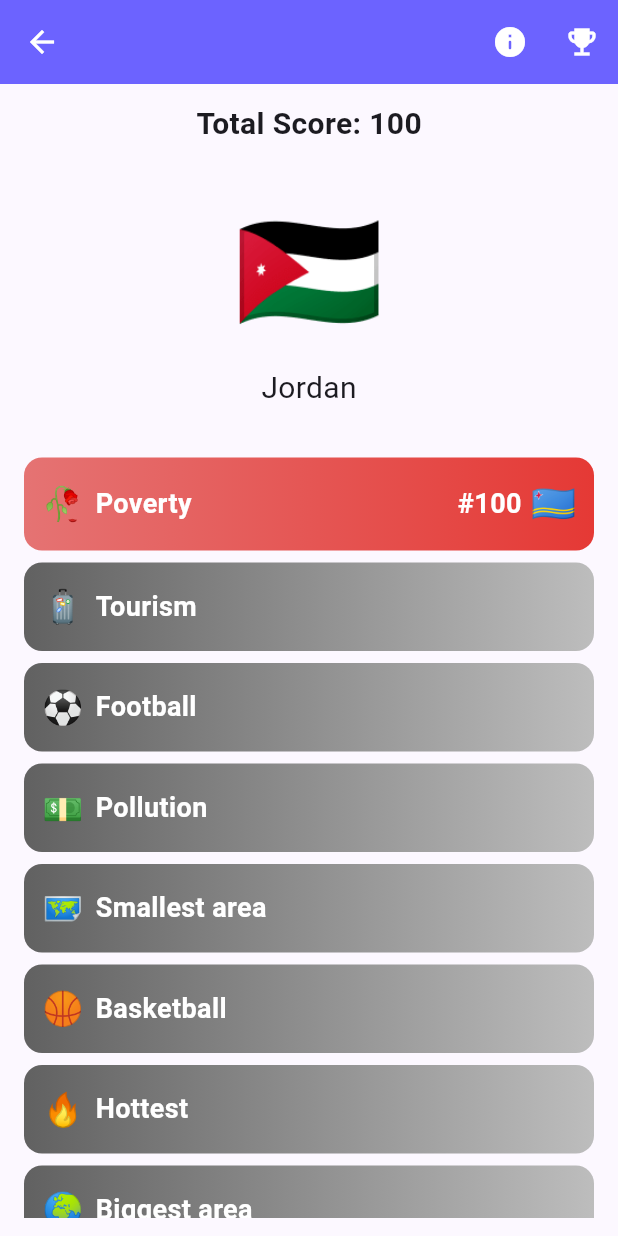
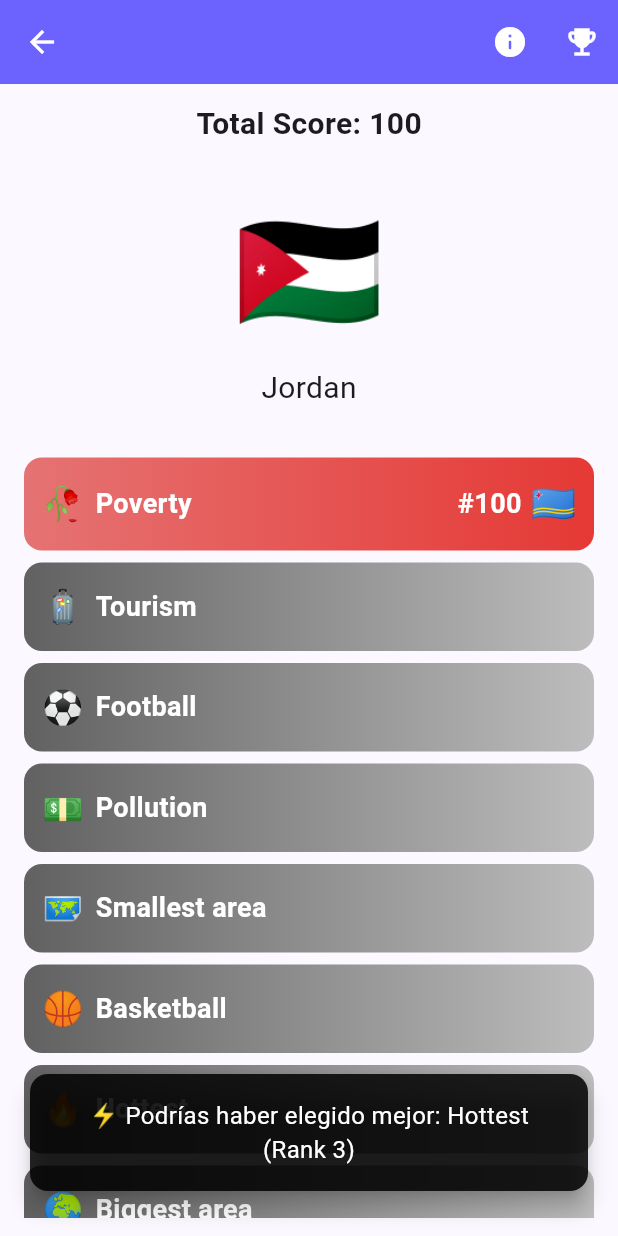
Before and after one commit to AlejandroMilla99/gameBible, a Flutter app: the GeoExpertPage screen opened directly with empty values, after a tap on "Start Game", after a tap on the "info" icon, after a tap on "Poverty", on a phone screen of 412 x 824 dp. Run offline on Flutter 3.47's test engine with Material 3 defaults, Android fonts, the light colour scheme and no system bars; our stand-ins replace audioplayers, confetti, permission_handler, shared_preferences; missing offline and left inert: ffmpeg_kit_flutter_new, record; accounts and stored records are empty; network calls fail; project files that could hold a hidden picture were left out.

Commit message:
GeoExpert popup recommendation added

```diff
--- a/lib/pages/games/geoExpert/geo_expert_page.dart
+++ b/lib/pages/games/geoExpert/geo_expert_page.dart
@@ -35,7 +35,9 @@ class _GeoExpertPageState extends State<GeoExpertPage> {
                 ),
               ],
             ),
-            body: Column(
+            body: Stack(
+              children: [
+                Column(
                   crossAxisAlignment: CrossAxisAlignment.stretch,
                   children: [
                     const SizedBox(height: 12),
@@ -92,7 +94,7 @@ class _GeoExpertPageState extends State<GeoExpertPage> {
                           horizontal: 16,
                           vertical: 8,
                         ),
-                    itemCount: vm.categories.length + 1, // +1 para el botón Reset
+                        itemCount: vm.categories.length + 1,
                         separatorBuilder: (_, __) => const SizedBox(height: 8),
                         itemBuilder: (context, index) {
                           if (index < vm.categories.length) {
@@ -106,11 +108,11 @@ class _GeoExpertPageState extends State<GeoExpertPage> {
                             // Colores del gradiente según ranking
                             List<Color> gradientColors = [Colors.grey.shade700, Colors.grey.shade400];
                             if (rank != null) {
-                          if (rank <= 10) {
+                              if (rank <= 25) {
                                 gradientColors = [Colors.green.shade300, Colors.green.shade600];
-                          } else if (rank > 10 && rank <= 30) {
+                              } else if (rank > 25 && rank <= 75) {
                                 gradientColors = [Colors.orange.shade300, Colors.orange.shade600];
-                          } else if (rank > 30) {
+                              } else if (rank > 75) {
                                 gradientColors = [Colors.red.shade300, Colors.red.shade600];
                               }
                             }
@@ -132,7 +134,6 @@ class _GeoExpertPageState extends State<GeoExpertPage> {
                                     child: Row(
                                       mainAxisAlignment: MainAxisAlignment.spaceBetween,
                                       children: [
-                                    // Parte izquierda: emoji + categoría
                                         Row(
                                           children: [
                                             Text(emoji, style: const TextStyle(fontSize: 22)),
@@ -147,7 +148,6 @@ class _GeoExpertPageState extends State<GeoExpertPage> {
                                             ),
                                           ],
                                         ),
-                                    // Parte derecha: ranking y bandera si asignado
                                         if (rank != null || assignedFlag != null)
                                           Row(
                                             children: [
@@ -177,7 +177,7 @@ class _GeoExpertPageState extends State<GeoExpertPage> {
                               ),
                             );
                           } else {
-                        // Botón Reset debajo de la última categoría
+                            // Reset Button
                             if (vm.gameStarted || vm.currentCountry != null) {
                               return Padding(
                                 padding: const EdgeInsets.symmetric(horizontal: 16),
@@ -213,6 +213,29 @@ class _GeoExpertPageState extends State<GeoExpertPage> {
                     const SizedBox(height: 12),
                   ],
                 ),
+
+                // --- POPUP Better Choice ---
+                if (vm.showBetterChoicePopup && vm.betterChoiceMessage != null)
+                  Positioned(
+                    bottom: 30,
+                    left: 20,
+                    right: 20,
+                    child: Material(
+                      elevation: 6,
+                      borderRadius: BorderRadius.circular(12),
+                      color: Colors.black.withOpacity(0.85),
+                      child: Padding(
+                        padding: const EdgeInsets.all(16),
+                        child: Text(
+                          vm.betterChoiceMessage!,
+                          style: const TextStyle(color: Colors.white, fontSize: 16),
+                          textAlign: TextAlign.center,
+                        ),
+                      ),
+                    ),
+                  ),
+              ],
+            ),
           );
         },
       ),
@@ -236,7 +259,6 @@ void _showInfo(BuildContext context) {
       ),
     );
   }
-
 
   void _showHighScores(BuildContext context, List<int> topScores) {
     showGeneralDialog(
@@ -339,5 +361,4 @@ void _showInfo(BuildContext context) {
       },
     );
   }
-
 }
--- a/lib/pages/games/geoExpert/geo_expert_viewModel.dart
+++ b/lib/pages/games/geoExpert/geo_expert_viewModel.dart
@@ -64,6 +64,13 @@ class GeoExpertViewModel extends ChangeNotifier {
 
   final ConfettiController confettiController =
       ConfettiController(duration: const Duration(seconds: 3));
+
+  // ---  POPUP better choice ---
+  bool _showBetterChoicePopup = false;
+  String? _betterChoiceMessage;
+
+  bool get showBetterChoicePopup => _showBetterChoicePopup;
+  String? get betterChoiceMessage => _betterChoiceMessage;
 
   GeoExpertViewModel(this.context) {
     _loadCountries();
@@ -180,6 +187,9 @@ class GeoExpertViewModel extends ChangeNotifier {
     assignedRanks[category] = rank;
     assignedCountries[category] = currentCountry;
     totalScore += rank;
+
+    _checkBetterChoicePopup(category);
+
     currentCountry = null;
     notifyListeners();
 
@@ -188,6 +198,36 @@ class GeoExpertViewModel extends ChangeNotifier {
     } else {
       Future.delayed(const Duration(milliseconds: 175), () => startRolling());
     }
+  }
+
+  void _checkBetterChoicePopup(String chosenCategory) {
+    if (currentCountry == null) return;
+    final chosenRank = currentCountry!.rankings[chosenCategory] ?? 100;
+
+    final betterOption = categories.where((c) => assignedRanks[c] == null && c != chosenCategory).map((c) {
+      return {"cat": c, "rank": currentCountry!.rankings[c] ?? 100};
+    }).where((entry) => (entry["rank"] as int) < chosenRank).toList();
+
+    if (betterOption.isNotEmpty) {
+      final best = betterOption.reduce((a, b) => (a["rank"] as int) < (b["rank"] as int) ? a : b);
+      _betterChoiceMessage =
+          "⚡ Podrías haber elegido mejor: ${best["cat"]} (Rank ${best["rank"]})";
+      _showBetterChoicePopup = true;
+      notifyListeners();
+
+      // ocultar popup a los 3 segundos
+      Future.delayed(const Duration(seconds: 3), () {
+        _showBetterChoicePopup = false;
+        _betterChoiceMessage = null;
+        notifyListeners();
+      });
+    }
+  }
+
+  void dismissBetterChoicePopup() {
+    _showBetterChoicePopup = false;
+    _betterChoiceMessage = null;
+    notifyListeners();
   }
 
   void _showGameOver() {
```
Lines whose indentation alone changed are shown as unchanged.
